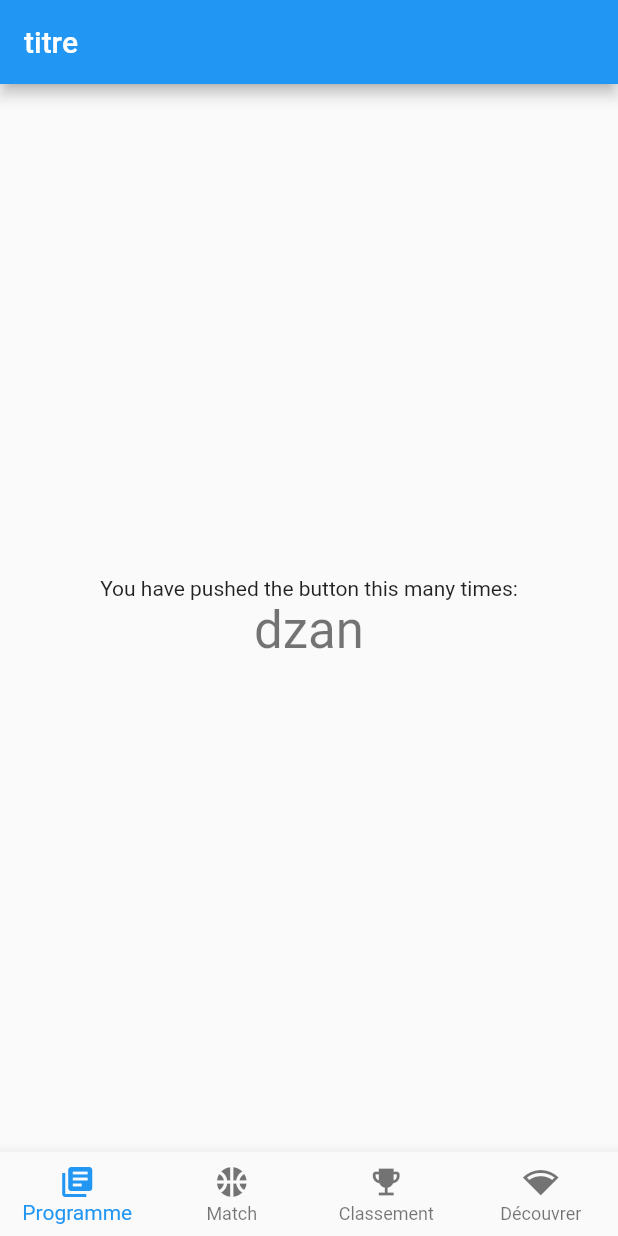
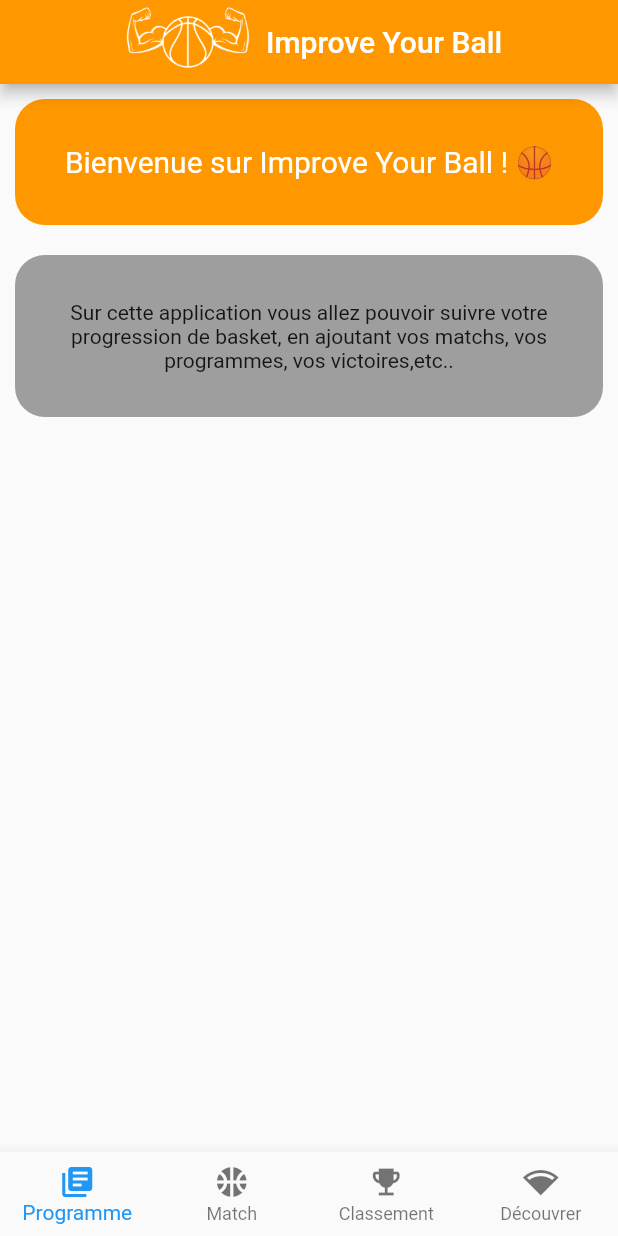
Before and after one commit to Morbleuz/Improve-Your-Ball, a Flutter app: the screen it shows after launch, on a phone screen of 412 x 824 dp. Run offline on Flutter 3.47's test engine with Material 2 defaults, Android fonts, the light colour scheme and no system bars.

Commit message:
Ajout du modelView containerIYP (Improve Your Ball) qui permet d'avoir un container générique pour l'application

```diff
--- a/lib/menu.dart
+++ b/lib/menu.dart
@@ -1,4 +1,5 @@
 import 'package:flutter/material.dart';
+import 'package:flutter_improve_your_ball/modelView/containerIYP.dart';
 
 class Menu extends StatefulWidget {
   const Menu({super.key});
@@ -12,20 +13,46 @@
   Widget build(BuildContext context) {
     return Scaffold(
         appBar: AppBar(
-          title: Text("titre"),
+          backgroundColor: Colors.orange,
+          title: SizedBox(
+            child: Row(mainAxisAlignment: MainAxisAlignment.center, children: [
+              Image.asset(
+                'assets/images/logo.png',
+                width: 100,
+                height: 100,
+                color: Colors.white,
+              ),
+              const Padding(
+                padding: EdgeInsets.all(2),
+                child: Text("Improve Your Ball"),
+              ),
+            ]),
+          ),
         ),
-        body: Center(
-          child: Column(
-            mainAxisAlignment: MainAxisAlignment.center,
-            children: <Widget>[
-              const Text(
-                'You have pushed the button this many times:',
-              ),
-              Text(
-                'dzan',
-                style: Theme.of(context).textTheme.headline4,
-              ),
-            ],
+        body: SingleChildScrollView(
+          child: Center(
+            child: Column(
+              children: const <Widget>[
+                ContainerIYP(
+                  text: Text(
+                    'Bienvenue sur Improve Your Ball ! 🏀',
+                    textAlign: TextAlign.center,
+                    style: TextStyle(fontSize: 20, color: Colors.white),
+                  ),
+                  couleur: Colors.orange,
+                ),
+                ContainerIYP(
+                  text: Text(
+                    'Sur cette application vous allez pouvoir suivre votre progression de basket, en ajoutant vos matchs, vos programmes, vos victoires,etc..',
+                    textAlign: TextAlign.center,
+                  ),
+                  couleur: Colors.grey,
+                )
+                //Description de l'application
+                //Les 3 derniers match
+                //Les stats
+              ],
+            ),
           ),
         ),
         bottomNavigationBar: BottomNavigationBar(
--- a/lib/model/local.dart
+++ b/lib/model/local.dart
@@ -0,0 +1,3 @@
+String usernameLocal = "";
+String passwordLocal = "";
+String localToken = "";
--- /dev/null
+++ b/lib/modelView/containerIYP.dart
@@ -0,0 +1,34 @@
+import 'package:flutter/material.dart';
+
+class ContainerIYP extends StatelessWidget {
+  final Text text;
+  final Color couleur;
+
+  const ContainerIYP({
+    super.key,
+    required this.text,
+    required this.couleur,
+  });
+
+  @override
+  Widget build(BuildContext context) {
+    // TODO: implement build
+    return Padding(
+      padding: const EdgeInsets.all(10),
+      child: Container(
+        width: MediaQuery.of(context).size.width - 20,
+        decoration: BoxDecoration(
+          color: couleur,
+          borderRadius: BorderRadius.all(Radius.circular(20)),
+        ),
+        child: Padding(
+          padding: const EdgeInsets.all(10),
+          child: Padding(
+            padding: EdgeInsets.all(20),
+            child: text,
+          ),
+        ),
+      ),
+    );
+  }
+}
--- a/pubspec.yaml
+++ b/pubspec.yaml
@@ -63,8 +63,8 @@
   uses-material-design: true
 
   # To add assets to your application, add an assets section, like this:
-  # assets:
-  #   - images/a_dot_burr.jpeg
+  assets:
+    - assets/images/logo.png
   #   - images/a_dot_ham.jpeg
 
   # An image asset can refer to one or more resolution-specific "variants", see
```
Also changed, not shown: assets/images/logo.png (added).
